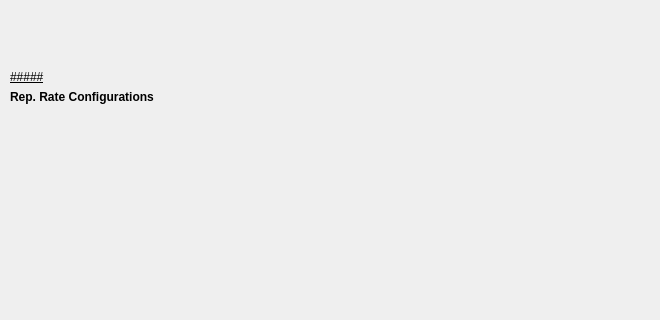
The window that opcpa-tpr-config/opcpa-tpr-config.ui (pcdshub/opcpa-tpr-config) describes before a commit, drawn with Qt 5; both pictures show x 0 to 660 and y 0 to 320 of the 1174 by 782 pixel window.
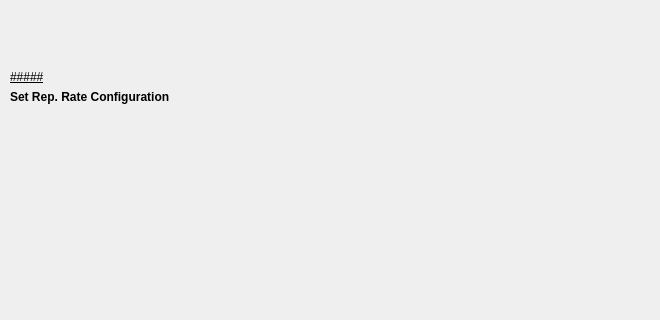
The same window after the commit. Custom widgets are drawn as their Qt base class.

Commit message: Update rep rate configuration area title.

The edit to the form file:
```diff
--- a/opcpa-tpr-config/opcpa-tpr-config.ui
+++ b/opcpa-tpr-config/opcpa-tpr-config.ui
@@ -72,7 +72,7 @@
              </font>
             </property>
             <property name="text">
-             <string>Rep. Rate Configurations</string>
+             <string>Set Rep. Rate Configuration</string>
             </property>
            </widget>
           </item>
```
